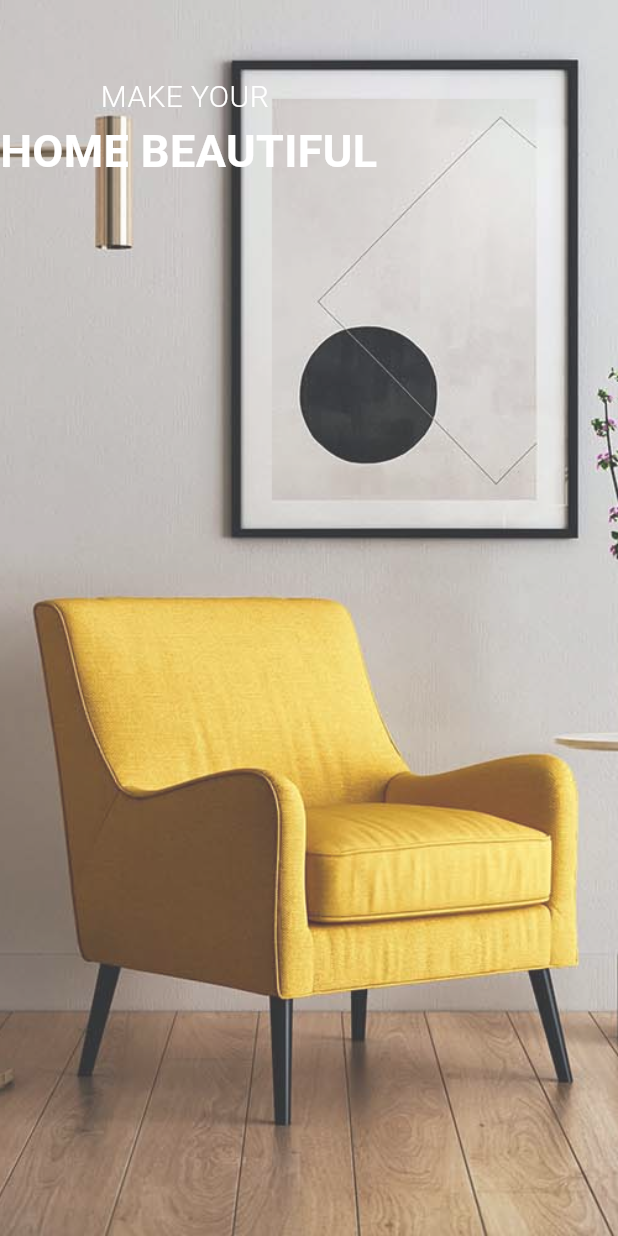
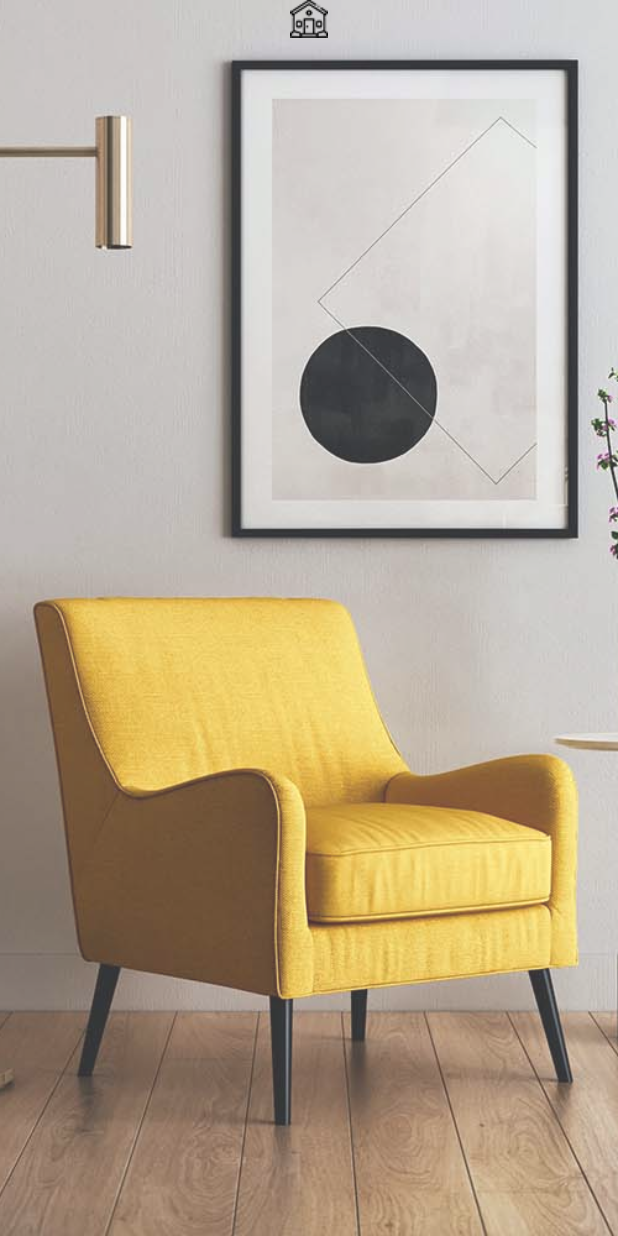
Before and after one commit to Tosin8/ktea, a Flutter app: the screen it shows after launch, on a phone screen of 412 x 824 dp. Run offline on Flutter 3.47's test engine with Material 2 defaults, Android fonts, the phone set to English and light mode, and no system bars.

Commit message:
Updating splash screen body with contents

```diff
--- a/lib/splash_screen/splash_body.dart
+++ b/lib/splash_screen/splash_body.dart
@@ -12,32 +12,18 @@ class Splash_Body extends StatelessWidget {
     return Stack(
       children: [
         bkgImage,
-        const Positioned(
-          top: 50,
+        Container(
           child: Column(
             children: [
-              Positioned(
-                left: 52,
-                top: 233,
-                child: Text(
-                  'MAKE YOUR ',
-                  style: TextStyle(
-                      fontSize: 20,
-                      fontWeight: FontWeight.w300,
-                      color: Colors.white),
-                ),
-              ),
-              Positioned(
-                left: 52,
-                top: 267,
-                child: Text(
-                  'HOME BEAUTIFUL',
-                  style: TextStyle(
-                      fontSize: 30,
-                      color: Colors.white,
-                      fontWeight: FontWeight.w600),
-                ),
-              ),
+              Column(
+                children: [
+                  Center(
+                    child: Image.asset(
+                      'assets/icons/app_icon_black_25.png',
+                    ),
+                  )
+                ],
+              )
             ],
           ),
         )
--- a/pubspec.yaml
+++ b/pubspec.yaml
@@ -71,6 +71,8 @@ flutter:
     - assets/icons/search.svg
     - assets/icons/spinner.gif
     - assets/icons/app_icon_black.png
+    - assets/icons/app_icon_black_25.png
+    - assets/icons/app_icon_white_25.png
     - assets/icons/app_icon_white.png
     - assets/images/splash/1.jpg
 
```
Also changed, not shown: assets/icons/app_icon_black_25.png (added), assets/icons/app_icon_white_25.png (added).
